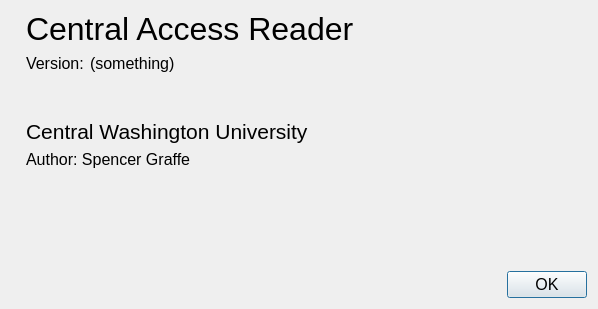
DinoZAR/CentralAccessReader, file src/forms/about.ui: the form before one commit.
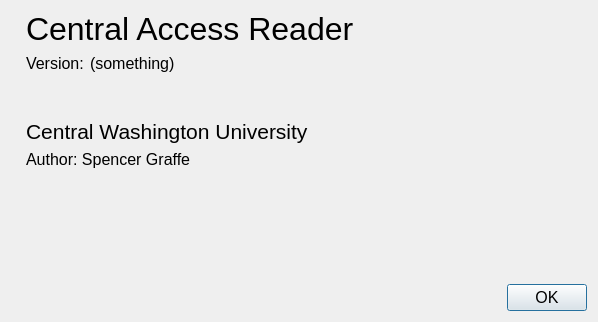
The form after the commit. Icons and pictures are not drawn.

Patch:
```diff
--- a/src/forms/about.ui
+++ b/src/forms/about.ui
@@ -7,7 +7,7 @@
     <x>0</x>
     <y>0</y>
     <width>598</width>
-    <height>309</height>
+    <height>322</height>
    </rect>
   </property>
   <property name="font">
```
